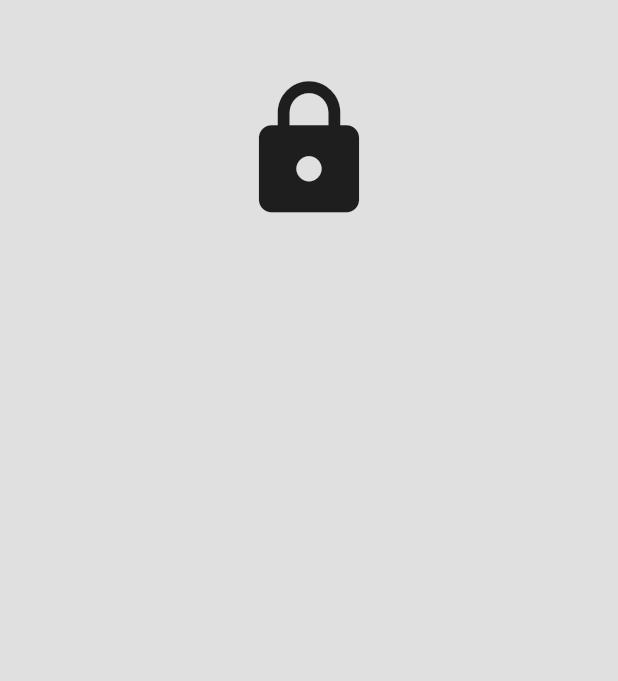
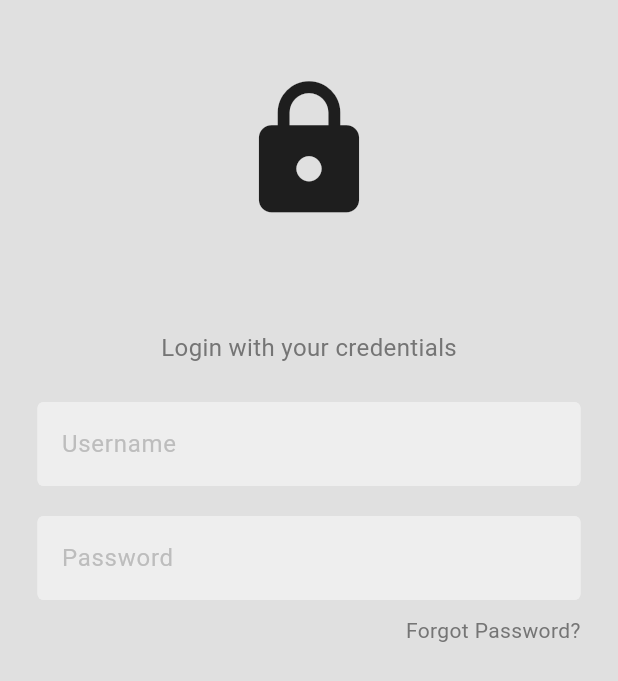
Before and after one commit to MrRuulici/SoleMarket-Licenta, a Flutter app: the screen it shows after launch, on a phone screen of 412 x 824 dp. Shown: the top 681 px of the screen. Run offline on Flutter 3.47's test engine with Material 3 defaults, Android fonts, the phone set to English and light mode, and no system bars; our stand-ins replace google_nav_bar.

Commit message:
Added username and password fields and forgot password button

```diff
--- a/lib/main.dart
+++ b/lib/main.dart
@@ -1,4 +1,5 @@
 import 'package:flutter/material.dart';
+import 'package:sole_market_project/pages/home_screen.dart';
 import 'package:sole_market_project/pages/login_screen.dart';
 import 'package:sole_market_project/widgets/bottom_nav_bar.dart';
 
@@ -15,7 +16,8 @@ class MainApp extends StatelessWidget {
       debugShowCheckedModeBanner: false,
       title: 'SoleMarket - Incoming project',
       theme: ThemeData(useMaterial3: true),
-      home: const LoginScreen(),
+      //home: const BottomNavBar(),
+      home: LoginScreen(),
     );
   }
 }
--- a/lib/pages/login_screen.dart
+++ b/lib/pages/login_screen.dart
@@ -1,28 +1,70 @@
 import 'package:flutter/material.dart';
+import 'package:sole_market_project/widgets/text_field.dart';
 
 class LoginScreen extends StatelessWidget {
-  const LoginScreen({super.key});
+  LoginScreen({super.key});
+
+  //text editing controllers
+  final usernameController = TextEditingController();
+  final passwordController = TextEditingController();
 
   @override
   Widget build(BuildContext context) {
     return Scaffold(
       backgroundColor: Colors.grey.shade300,
-      body: const SafeArea(
+      body: SafeArea(
         child: Center(
           child: Column(
             children: [
+
               const SizedBox(height: 50),
+
               //logo
-              Icon(Icons.lock,
-              size: 100,)
+              const Icon(Icons.lock,
+              size: 100,),
+
+              const SizedBox(height: 70),
+
               //welcome back
+              Text('Login with your credentials',
+                style: TextStyle(
+                  color: Colors.grey.shade600,
+                  fontSize: 16,
+                  ),),
+
+              const SizedBox(height: 25),
 
               // username field
 
+              BasicTextField(
+                controller: usernameController,
+                hintText: 'Username',
+              ),
+
+              const SizedBox(height: 20),
+
               //password field
 
+              BasicTextField(
+                controller: passwordController,
+                hintText: 'Password',
+                obscureText: true,
+              ),
+
+
+              const SizedBox(height: 10,),
+
               //forgot password
-
+              Padding(
+                padding: const EdgeInsets.symmetric(horizontal: 25),
+                child: Row(
+                  mainAxisAlignment: MainAxisAlignment.end,
+                  children: [
+                    Text('Forgot Password?',
+                    style: TextStyle(color: Colors.grey.shade600)),
+                  ],
+                ),
+              )
               //sign in button
 
               //continue with
--- /dev/null
+++ b/lib/widgets/text_field.dart
@@ -0,0 +1,36 @@
+import 'package:flutter/material.dart';
+
+class BasicTextField extends StatelessWidget {
+  final controller; //pentru datele din casute
+  final String hintText; //self explanatory
+  final bool obscureText; //pentru password
+
+  const BasicTextField({
+    super.key,
+    this.controller,
+    this.hintText = '',
+    this.obscureText = false,
+  });
+
+  @override
+  Widget build(BuildContext context) {
+    return Padding(
+        padding: const EdgeInsets.symmetric(horizontal: 25),
+        child: TextField(
+          controller: controller,
+          obscureText: obscureText,
+          decoration: InputDecoration(
+            enabledBorder: OutlineInputBorder(
+              borderSide: BorderSide(color: Colors.grey.shade200),
+            ),
+            focusedBorder: OutlineInputBorder(
+              borderSide: BorderSide(color: Colors.grey.shade400),
+            ),
+            fillColor: Colors.grey.shade200,
+            filled: true,
+            hintText: hintText,
+            hintStyle: TextStyle(color: Colors.grey.shade400)
+          ),
+        ));
+  }
+}
```
